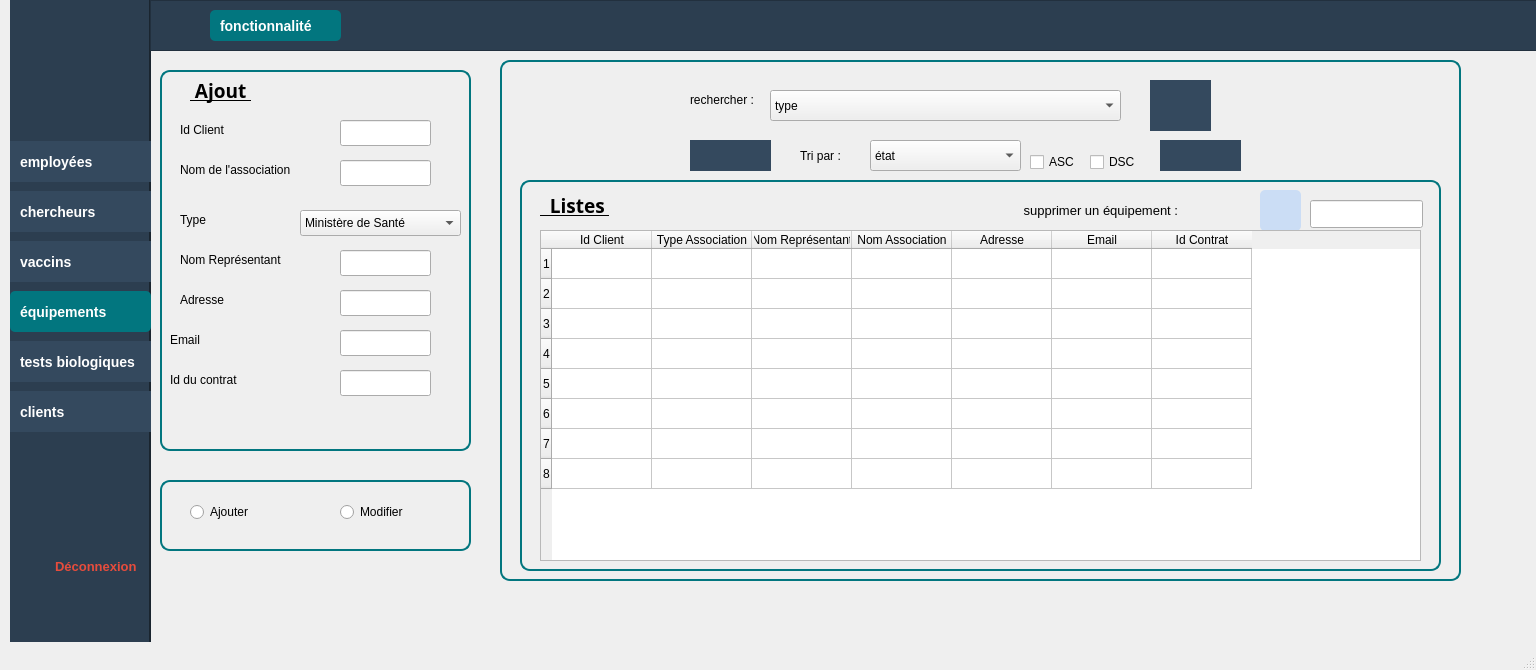
This is projet_c/mainwindow.ui in ProjetCppS2-2425/projetcpp-biovanta as Qt 5 draws it before an edit. The edited form follows.
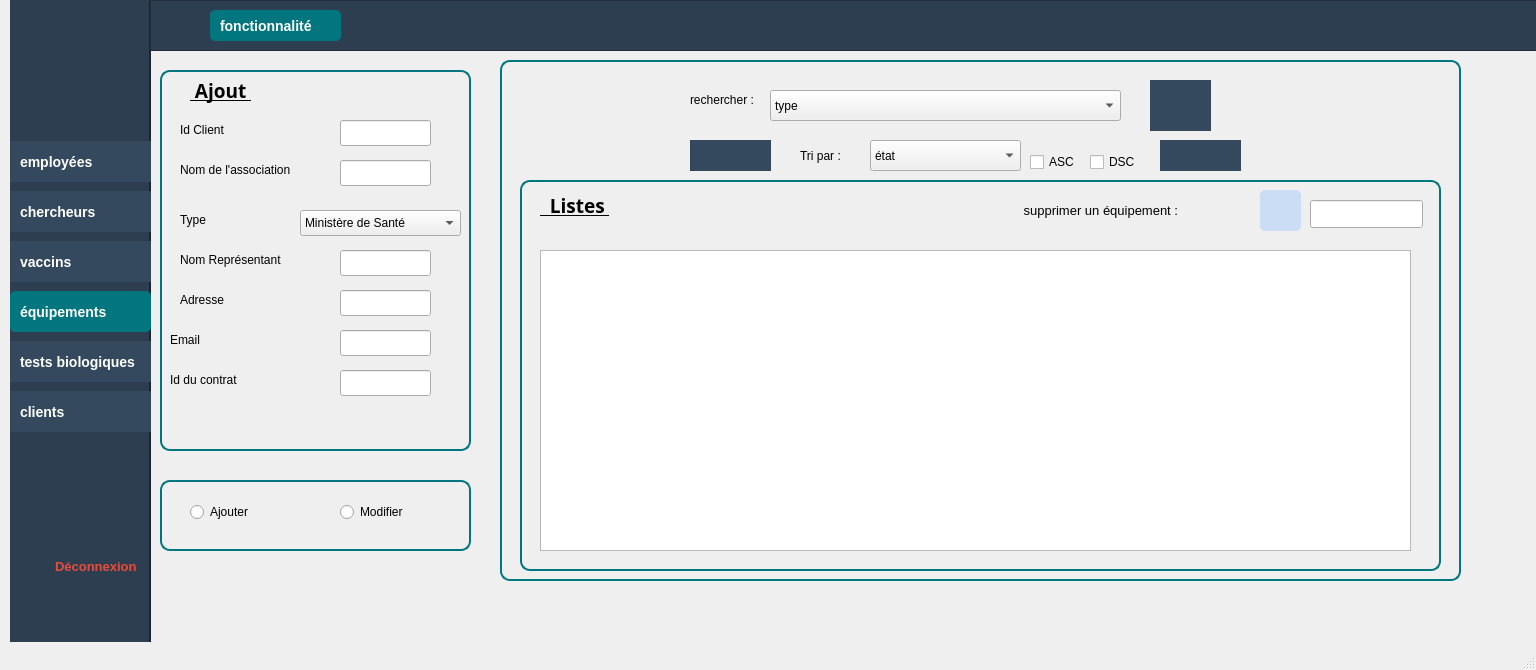
This is the edited form. Icons and pictures are not drawn.

Patch:
```diff
--- a/projet_c/mainwindow.ui
+++ b/projet_c/mainwindow.ui
@@ -1057,65 +1057,6 @@
        <string> supprimer un équipement :</string>
       </property>
      </widget>
-     <widget class="QTableWidget" name="tableWidget">
-      <property name="geometry">
-       <rect>
-        <x>20</x>
-        <y>50</y>
-        <width>881</width>
-        <height>331</height>
-       </rect>
-      </property>
-      <property name="rowCount">
-       <number>8</number>
-      </property>
-      <property name="columnCount">
-       <number>7</number>
-      </property>
-      <row/>
-      <row/>
-      <row/>
-      <row/>
-      <row/>
-      <row/>
-      <row/>
-      <row/>
-      <column>
-       <property name="text">
-        <string>Id Client</string>
-       </property>
-      </column>
-      <column>
-       <property name="text">
-        <string>Type Association</string>
-       </property>
-      </column>
-      <column>
-       <property name="text">
-        <string>Nom Représentant</string>
-       </property>
-      </column>
-      <column>
-       <property name="text">
-        <string>Nom Association</string>
-       </property>
-      </column>
-      <column>
-       <property name="text">
-        <string>Adresse</string>
-       </property>
-      </column>
-      <column>
-       <property name="text">
-        <string>Email</string>
-       </property>
-      </column>
-      <column>
-       <property name="text">
-        <string>Id Contrat</string>
-       </property>
-      </column>
-     </widget>
      <widget class="QLineEdit" name="LineEdit_supp">
       <property name="geometry">
        <rect>
@@ -1126,6 +1067,16 @@
        </rect>
       </property>
      </widget>
+     <widget class="QTableView" name="tableView">
+      <property name="geometry">
+       <rect>
+        <x>20</x>
+        <y>70</y>
+        <width>871</width>
+        <height>301</height>
+       </rect>
+      </property>
+     </widget>
     </widget>
     <widget class="QLabel" name="bg">
      <property name="geometry">
```
Left out of the diff: 2 changed lines with no effect on the pictures.
